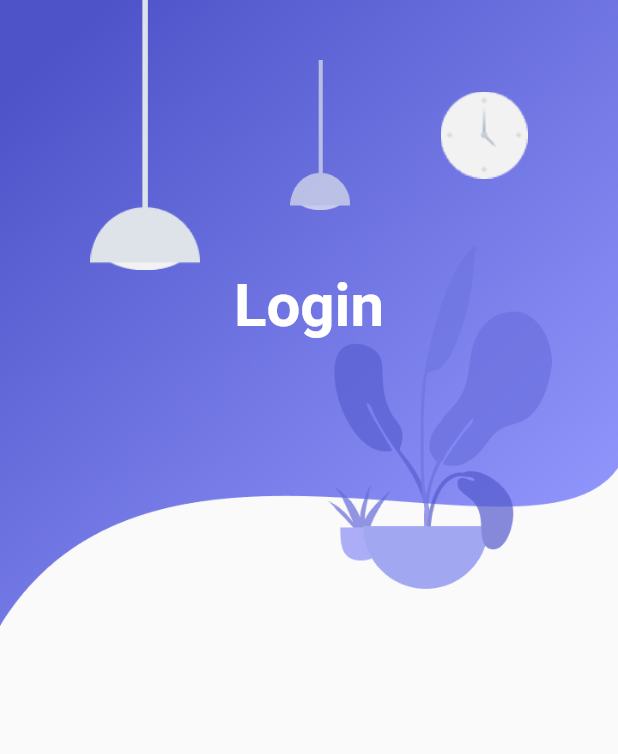
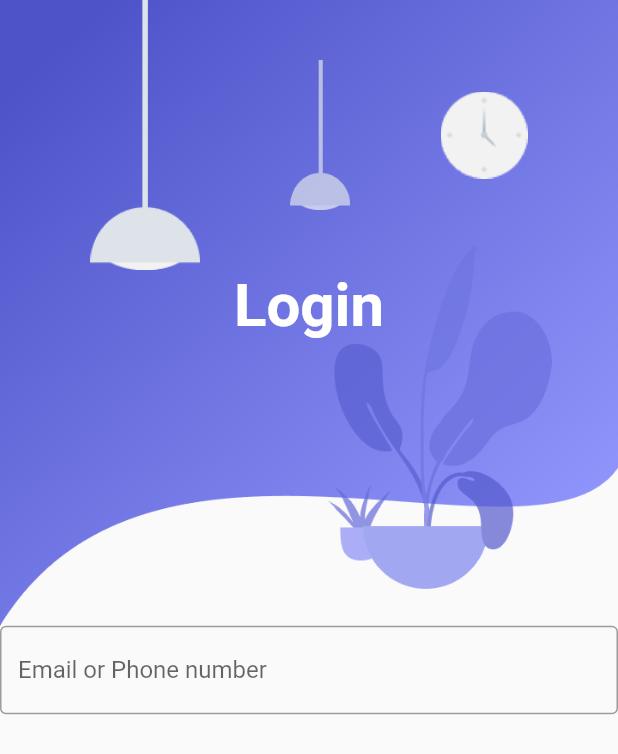
Before and after one commit to NeloverWAburas/LogInRepo, a Flutter app: the screen it shows after launch, on a phone screen of 412 x 824 dp. Shown: the top 754 px of the screen. Run offline on Flutter 3.47's test engine with Material 2 defaults, Android fonts, the phone set to English and light mode, and no system bars.

```diff
--- a/lib/screens/login_screen.dart
+++ b/lib/screens/login_screen.dart
@@ -6,7 +6,8 @@ class LoginScreen extends StatelessWidget {
   @override
   Widget build(BuildContext context) {
     return Scaffold(
-      body: Stack(
+      body: Column(children: [
+Stack(
         alignment: Alignment.topCenter,
         children: [
           Image.asset("assets/images/background.png"),
@@ -36,6 +37,15 @@ class LoginScreen extends StatelessWidget {
           )
         ],
       ),
+       TextField(
+        decoration: InputDecoration(
+          hintText: "Email or Phone number",
+             border: OutlineInputBorder(),
+        ),
+      ),
+      ],)
+
+
     );
   }
 }
```
Also changed, not shown: 1 other file.
